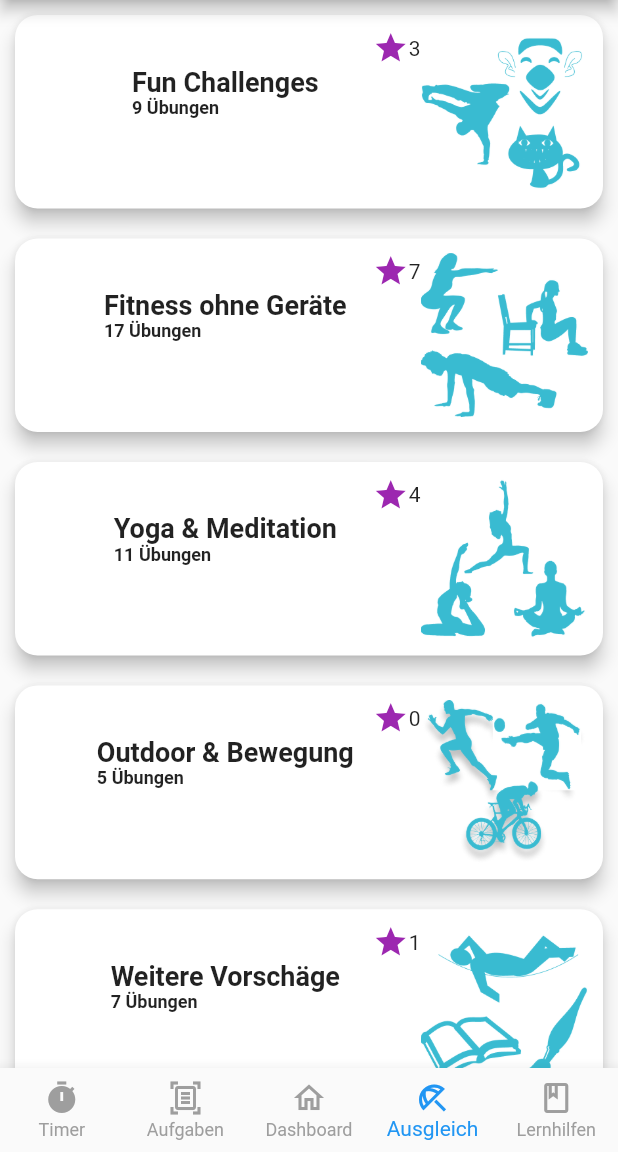
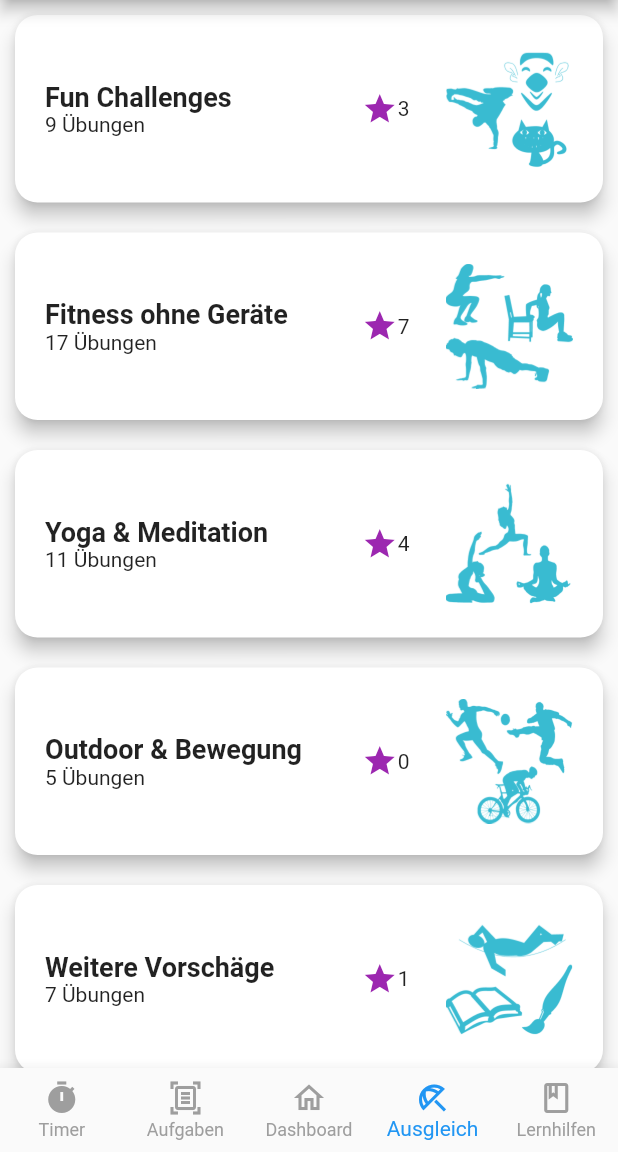
Before and after one commit to tiptr/LearnBuddy, a Flutter app: the screen it shows after launch, item 4 of the bottom bar chosen, on a phone screen of 412 x 824 dp, the part 84-1236 px from its top. Run offline on Flutter 3.47's test engine with Material 2 defaults, Android fonts, the phone set to English and light mode, and no system bars; our stand-ins replace bloc, equatable, flutter_bloc, logger, sqflite, step_progress_indicator; missing offline and left inert: duration_picker; accounts and stored records are empty.

Commit message:
feature/leasure-categories: Layout

```diff
--- a/learning_app/lib/features/ausgleich/screens/ausgleich_screen.dart
+++ b/learning_app/lib/features/ausgleich/screens/ausgleich_screen.dart
@@ -35,7 +35,7 @@ class LeasureCategoryCard extends StatelessWidget {
   @override
   Widget build(BuildContext context) {
     return Container(
-      padding: const EdgeInsets.symmetric(horizontal: 10.0, vertical: 10.0),
+      padding: const EdgeInsets.all(10.0),
       child: Card(
         margin: const EdgeInsets.all(0),
         shape: RoundedRectangleBorder(
@@ -44,38 +44,67 @@ class LeasureCategoryCard extends StatelessWidget {
         color: Colors.white,
         elevation: 5,
         child: Container(
-          padding: const EdgeInsets.symmetric(vertical: 10.0, horizontal: 10),
+          padding: const EdgeInsets.all(20.0),
           child: Row(
-            crossAxisAlignment: CrossAxisAlignment.start,
+            mainAxisAlignment: MainAxisAlignment.start,
+            crossAxisAlignment: CrossAxisAlignment.center,
             children: [
               Expanded(
-                flex: 70,
-                child: Column(
-                  mainAxisAlignment: MainAxisAlignment.start,
+                flex: 60,
+                child: LeasureCategoryDescription(
+                  title: leasureCategory.title,
+                  countExercises: leasureCategory.countAids,
+                ),
+              ),
+              Expanded(
+                flex: 40,
+                child: Row(
+                  mainAxisAlignment: MainAxisAlignment.spaceBetween,
                   children: [
-                    Align(
-                      alignment: Alignment.topCenter,
-                      child: StartCount(
-                        count: leasureCategory.starCount,
-                      ),
+                    StartCount(
+                      count: leasureCategory.starCount,
                     ),
-                    LeasureCategoryDescription(
-                      title: leasureCategory.title,
-                      countExercises: leasureCategory.countAids,
-                    )
+                    Image(
+                      image: AssetImage(leasureCategory.assetString),
+                      width: 85.0,
+                      height: 85.0,
+                    ),
                   ],
                 ),
               ),
-              Expanded(
-                flex: 30,
-                child: Image(
-                  image: AssetImage(leasureCategory.assetString),
-                ),
-              )
             ],
           ),
         ),
       ),
+    );
+  }
+}
+
+class LeasureCategoryDescription extends StatelessWidget {
+  final String title;
+  final int countExercises;
+
+  const LeasureCategoryDescription({
+    Key? key,
+    required this.title,
+    required this.countExercises,
+  }) : super(key: key);
+
+  @override
+  Widget build(BuildContext context) {
+    return Column(
+      crossAxisAlignment: CrossAxisAlignment.start,
+      mainAxisAlignment: MainAxisAlignment.start,
+      children: [
+        Text(
+          title,
+          style: const TextStyle(fontWeight: FontWeight.bold, fontSize: 18.0),
+        ),
+        Text(
+          "$countExercises Übungen",
+          style: const TextStyle(fontSize: 14.0),
+        )
+      ],
     );
   }
 }
@@ -91,7 +120,6 @@ class StartCount extends StatelessWidget {
   @override
   Widget build(BuildContext context) {
     return Row(
-      mainAxisAlignment: MainAxisAlignment.end,
       children: [
         const Icon(Icons.star, color: Colors.purple),
         Text(count.toString())
@@ -99,30 +127,3 @@ class StartCount extends StatelessWidget {
     );
   }
 }
-
-class LeasureCategoryDescription extends StatelessWidget {
-  final String title;
-  final int countExercises;
-
-  const LeasureCategoryDescription(
-      {Key? key, required this.title, required this.countExercises})
-      : super(key: key);
-
-  @override
-  Widget build(BuildContext context) {
-    return Column(
-      crossAxisAlignment: CrossAxisAlignment.start,
-      mainAxisAlignment: MainAxisAlignment.start,
-      children: [
-        Text(
-          title,
-          style: const TextStyle(fontWeight: FontWeight.bold, fontSize: 18.0),
-        ),
-        Text(
-          "$countExercises Übungen",
-          style: const TextStyle(fontWeight: FontWeight.bold, fontSize: 12.0),
-        )
-      ],
-    );
-  }
-}
```
Also changed, not shown: learning_app/assets/leasure/leasure-group-outdoor.png.
